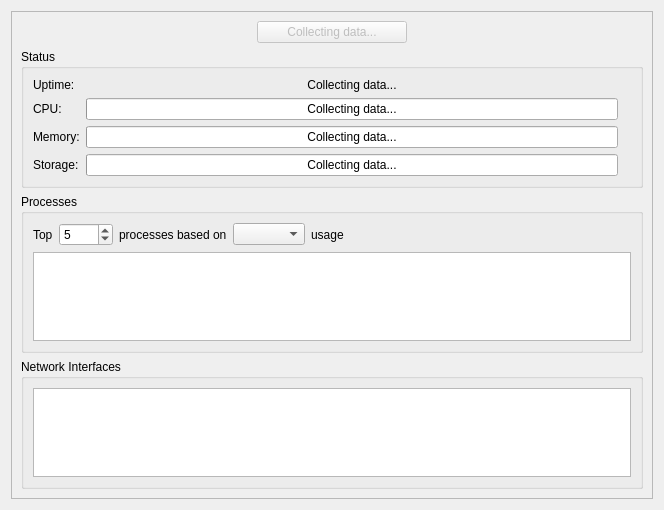
The window that src/brickv/plugin_system/plugins/red/ui/red_tab_overview.ui (Tinkerforge/brickv) describes before a commit, drawn with Qt 5.
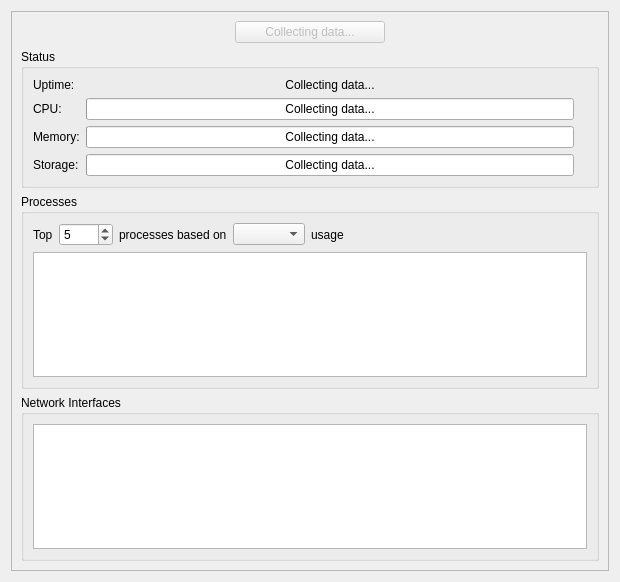
The same window after the commit.

Commit message: red-brick: Force minimum height of overview tab

The edit to the form file:
```diff
--- a/src/brickv/plugin_system/plugins/red/ui/red_tab_overview.ui
+++ b/src/brickv/plugin_system/plugins/red/ui/red_tab_overview.ui
@@ -6,8 +6,8 @@
    <rect>
     <x>0</x>
     <y>0</y>
-    <width>664</width>
-    <height>510</height>
+    <width>620</width>
+    <height>582</height>
    </rect>
   </property>
   <property name="windowTitle">
@@ -252,6 +252,12 @@
            </item>
            <item row="1" column="0" colspan="6">
             <widget class="QTreeView" name="tview_process">
+             <property name="minimumSize">
+              <size>
+               <width>0</width>
+               <height>120</height>
+              </size>
+             </property>
              <property name="editTriggers">
               <set>QAbstractItemView::NoEditTriggers</set>
              </property>
@@ -278,6 +284,12 @@
           <layout class="QGridLayout" name="glayout_nic">
            <item row="0" column="0">
             <widget class="QTreeView" name="tview_nic">
+             <property name="minimumSize">
+              <size>
+               <width>0</width>
+               <height>120</height>
+              </size>
+             </property>
              <property name="editTriggers">
               <set>QAbstractItemView::NoEditTriggers</set>
              </property>
```
